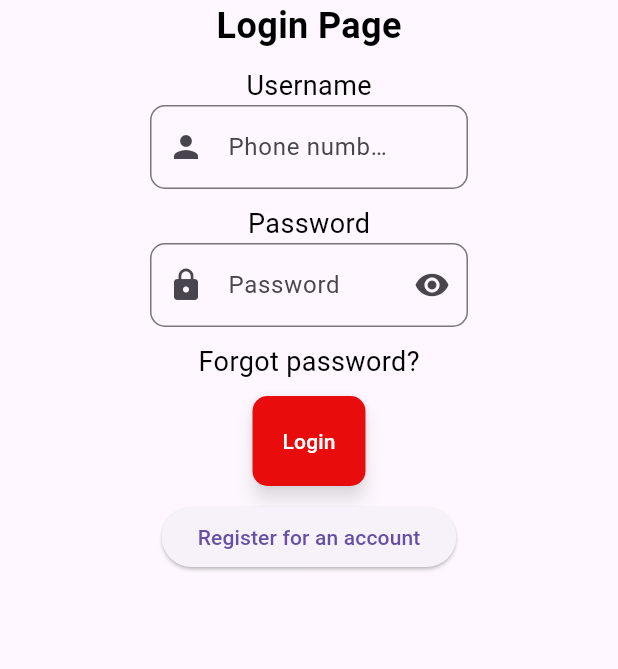
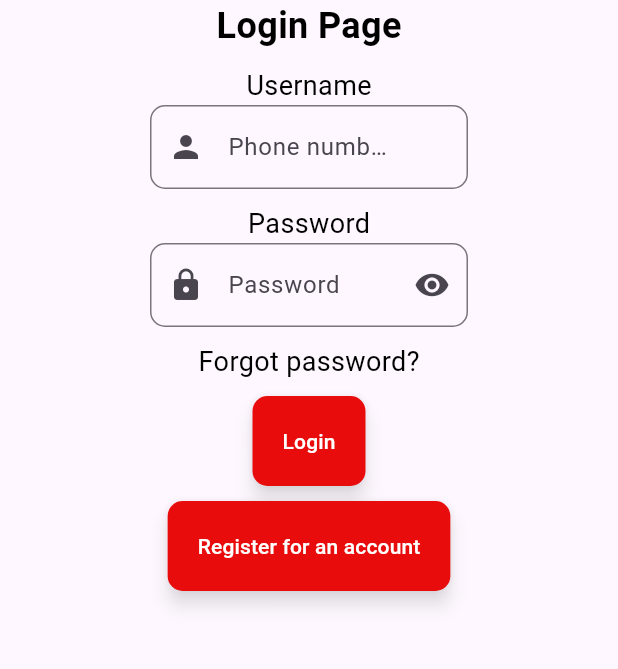
Before and after one commit to eiidoubleyuwes/nimeku-dart-a, a Flutter app: the screen it shows after launch, on a phone screen of 412 x 824 dp, the part 534-1203 px from its top. Run offline on Flutter 3.47's test engine with Material 3 defaults, Android fonts, the phone set to English and light mode, and no system bars; our stand-ins replace get.

Commit message:
Feat:Styling buttons
Styled the buttons to be more on theme with the app

```diff
--- a/myapp_flutter/lib/pages/login.dart
+++ b/myapp_flutter/lib/pages/login.dart
@@ -97,7 +97,17 @@ class Login extends StatelessWidget {
 
                 //Button to navigate to the registration page
                 ElevatedButton(
-
+                  style: ElevatedButton.styleFrom(
+                    backgroundColor: primaryColor,
+                    foregroundColor: appWhiteColor,
+                    disabledForegroundColor: appWhiteColor,
+                    elevation: 5.0,
+                    shadowColor: appWhiteColor,
+                    padding: EdgeInsets.all(20.0),
+                    shape: RoundedRectangleBorder(
+                      borderRadius: BorderRadius.circular(10.0),
+                    ),
+                  ),
                   onPressed: () {
                     Navigator.push(context, MaterialPageRoute(builder: (context) => RegistrationPage()));
                   },
```
